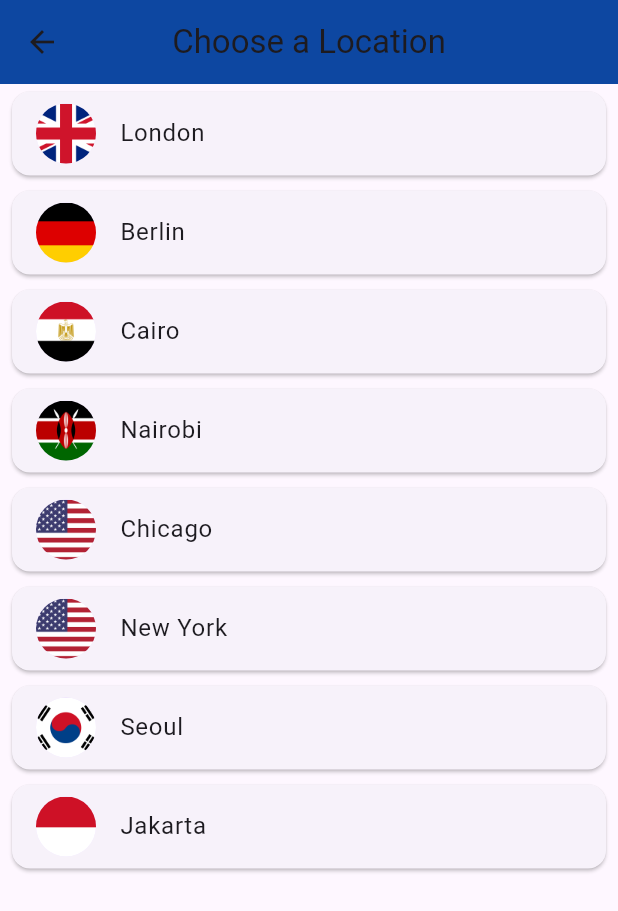
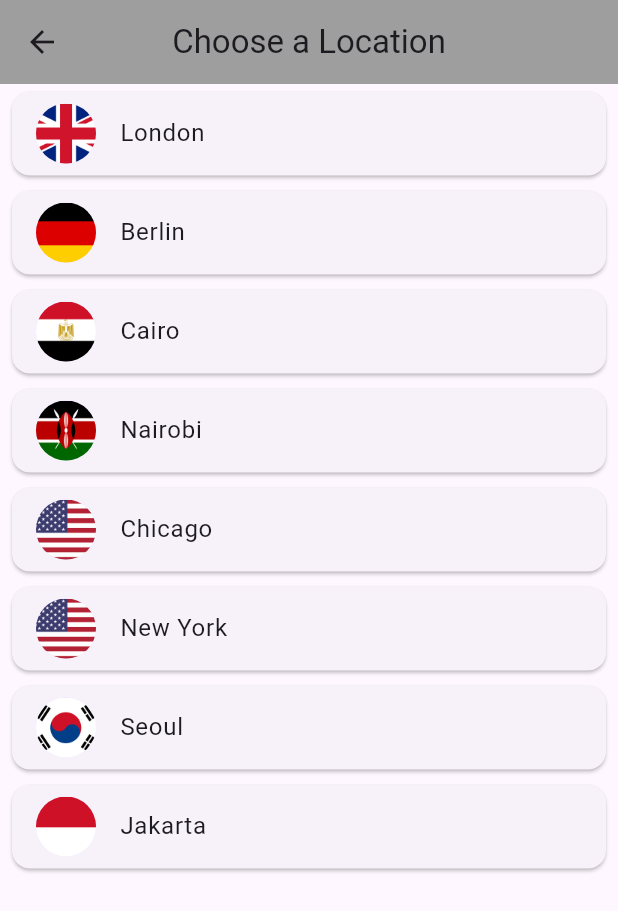
Before and after one commit to fatmakhadidja/world_time, a Flutter app: the Home screen opened directly with empty values, after a tap on "Edit location", on a phone screen of 412 x 824 dp. Shown: the top 911 px of the screen. Run offline on Flutter 3.47's test engine with Material 3 defaults, Android fonts, the phone set to English and light mode, and no system bars; our stand-ins replace flutter_spinkit; network calls fail; statements that could not run were skipped.

Commit message:
changed the bgImages to bgColors

```diff
--- a/lib/pages/choose_location.dart
+++ b/lib/pages/choose_location.dart
@@ -42,8 +42,11 @@ class _ChooseLocationState extends State<ChooseLocation> {
 
     return Scaffold(
       appBar: AppBar(
-        backgroundColor: Colors.blue[900],
-        title : Text('Choose a Location'),
+        backgroundColor: Colors.grey,
+        title : Text(
+            'Choose a Location',
+
+          ),
         centerTitle : true,
         elevation : 0,
       ),
--- a/lib/pages/home.dart
+++ b/lib/pages/home.dart
@@ -21,16 +21,13 @@ class _HomeState extends State<Home> {
     print(data);
 
     // set background
-    String bgImage = data['isDaytime'] ? 'day.jpg' : 'night.jpg';
+    Color bgcolor = data['isDaytime'] ? Color(0xFF71AFC7) : Color(0xFF131638);
+
 
     return Scaffold(
+      backgroundColor: bgcolor,
       body: Container(
-        decoration: BoxDecoration(
-          image : DecorationImage(
-            image : AssetImage('assets/$bgImage'),
-            fit : BoxFit.cover,
-          ),
-        ),
+
         child: Padding(
           padding: const EdgeInsets.fromLTRB(0, 120, 0, 0),
           child: SafeArea(
```
